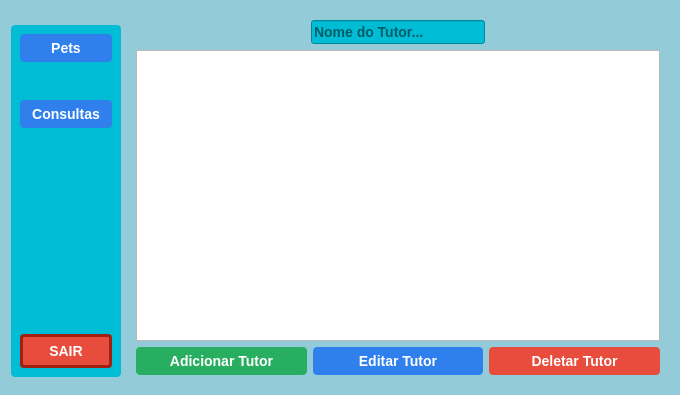
Old version of the form tela_recepcionista_tutor.ui in the repository mateuszinum/Projeto-Clinica-Veterinaria.
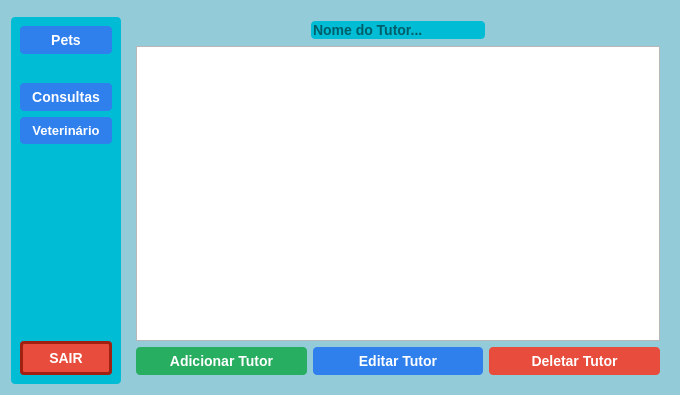
New version of the form.

Patch:
```diff
--- a/tela_recepcionista_tutor.ui
+++ b/tela_recepcionista_tutor.ui
@@ -56,7 +56,9 @@
            <string notr="true">    font-family: &quot;Arial&quot;, sans-serif;
     font-size: 14px;
     font-weight: bold;
-background-color: #00bcd4</string>
+background-color: #00bcd4;
+    border-radius: 4px;
+    border: none;</string>
           </property>
           <property name="placeholderText">
            <string>Nome do Tutor...</string>
@@ -226,6 +228,41 @@
         </property>
        </widget>
       </item>
+      <item>
+       <spacer name="verticalSpacer_7">
+        <property name="orientation">
+         <enum>Qt::Vertical</enum>
+        </property>
+        <property name="sizeHint" stdset="0">
+         <size>
+          <width>20</width>
+          <height>8</height>
+         </size>
+        </property>
+       </spacer>
+      </item>
+      <item>
+       <widget class="QPushButton" name="vetBTN">
+        <property name="styleSheet">
+         <string notr="true">QPushButton {
+    background-color: #2f80ed;
+    color: white;
+    border: none;
+    border-radius: 4px;
+    padding: 6px 12px;
+    font-family: &quot;Arial&quot;, sans-serif;
+    font-size: 13px;
+    font-weight: bold;
+}
+QPushButton:hover {
+    background-color: #1c64d1;
+}</string>
+        </property>
+        <property name="text">
+         <string>Veterinário</string>
+        </property>
+       </widget>
+      </item>
       <item>
        <spacer name="verticalSpacer_4">
         <property name="orientation">
```
Left out of the diff: 2 changed lines with no effect on the pictures.
